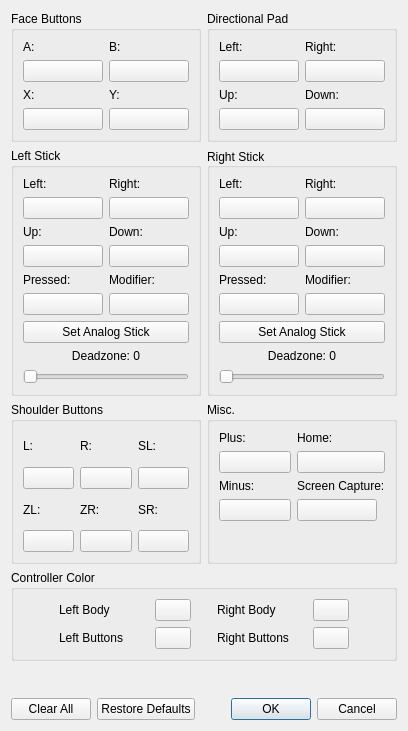
Before: the Qt Designer form src/yuzu/configuration/configure_input_player.ui in NastySpaghetti/yuzu, drawn with Qt 5.
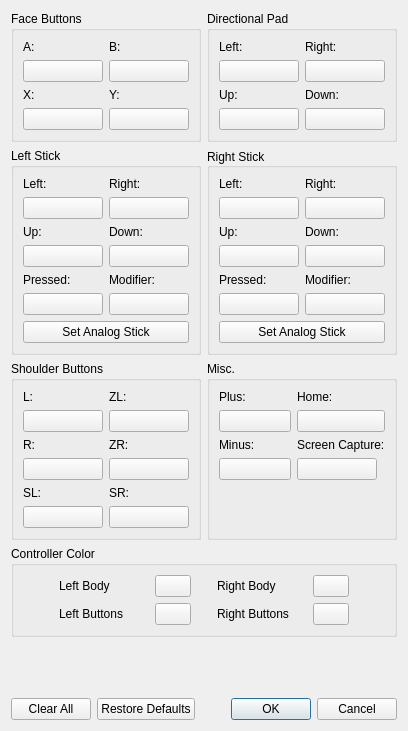
After: the same form once the commit is applied.

```diff
--- a/src/yuzu/configuration/configure_input_player.ui
+++ b/src/yuzu/configuration/configure_input_player.ui
@@ -170,44 +170,6 @@
           </item>
          </layout>
         </item>
-        <item row="4" column="0" colspan="2">
-         <layout class="QVBoxLayout" name="sliderRStickDeadzoneAndModifierVerticalLayout">
-          <item>
-           <layout class="QHBoxLayout" name="sliderRStickDeadzoneAndModifierHorizontalLayout">
-            <item>
-             <widget class="QLabel" name="labelRStickDeadzoneAndModifier">
-              <property name="text">
-               <string>Deadzone: 0</string>
-              </property>
-              <property name="alignment">
-               <enum>Qt::AlignHCenter</enum>
-              </property>
-             </widget>
-            </item>
-           </layout>
-          </item>
-          <item>
-           <widget class="QSlider" name="sliderRStickDeadzoneAndModifier">
-            <property name="orientation">
-             <enum>Qt::Horizontal</enum>
-            </property>
-           </widget>
-          </item>
-         </layout>
-        </item>
-        <item row="5" column="0">
-         <spacer name="RStick_verticalSpacer">
-          <property name="orientation">
-           <enum>Qt::Vertical</enum>
-          </property>
-          <property name="sizeHint" stdset="0">
-           <size>
-            <width>0</width>
-            <height>0</height>
-           </size>
-          </property>
-         </spacer>
-        </item>
        </layout>
       </widget>
      </item>
@@ -783,47 +745,6 @@
           </item>
          </layout>
         </item>
-        <item row="5" column="1" colspan="2">
-         <layout class="QVBoxLayout" name="sliderLStickDeadzoneAndModifierVerticalLayout">
-          <property name="sizeConstraint">
-           <enum>QLayout::SetDefaultConstraint</enum>
-          </property>
-          <item>
-           <layout class="QHBoxLayout" name="sliderLStickDeadzoneAndModifierHorizontalLayout">
-            <item>
-             <widget class="QLabel" name="labelLStickDeadzoneAndModifier">
-              <property name="text">
-               <string>Deadzone: 0</string>
-              </property>
-              <property name="alignment">
-               <enum>Qt::AlignHCenter</enum>
-              </property>
-             </widget>
-            </item>
-           </layout>
-          </item>
-          <item>
-           <widget class="QSlider" name="sliderLStickDeadzoneAndModifier">
-            <property name="orientation">
-             <enum>Qt::Horizontal</enum>
-            </property>
-           </widget>
-          </item>
-         </layout>
-        </item>
-        <item row="6" column="1">
-         <spacer name="LStick_verticalSpacer">
-          <property name="orientation">
-           <enum>Qt::Vertical</enum>
-          </property>
-          <property name="sizeHint" stdset="0">
-           <size>
-            <width>0</width>
-            <height>0</height>
-           </size>
-          </property>
-         </spacer>
-        </item>
        </layout>
       </widget>
      </item>
@@ -839,95 +760,7 @@
         <bool>false</bool>
        </property>
        <layout class="QGridLayout" name="gridLayout_3">
-        <item row="0" column="0">
-         <layout class="QVBoxLayout" name="buttonShoulderButtonsLVerticalLayout">
-          <item>
-           <layout class="QHBoxLayout" name="buttonShoulderButtonsLHorizontalLayout">
-            <item>
-             <widget class="QLabel" name="labelL">
-              <property name="text">
-               <string>L:</string>
-              </property>
-             </widget>
-            </item>
-           </layout>
-          </item>
-          <item>
-           <widget class="QPushButton" name="buttonL">
-            <property name="text">
-             <string/>
-            </property>
-           </widget>
-          </item>
-         </layout>
-        </item>
-        <item row="0" column="1">
-         <layout class="QVBoxLayout" name="buttonShoulderButtonsRVerticalLayout">
-          <item>
-           <layout class="QHBoxLayout" name="buttonShoulderButtonsRHorizontalLayout">
-            <item>
-             <widget class="QLabel" name="labelR">
-              <property name="text">
-               <string>R:</string>
-              </property>
-             </widget>
-            </item>
-           </layout>
-          </item>
-          <item>
-           <widget class="QPushButton" name="buttonR">
-            <property name="text">
-             <string/>
-            </property>
-           </widget>
-          </item>
-         </layout>
-        </item>
-        <item row="1" column="0">
-         <layout class="QVBoxLayout" name="buttonShoulderButtonsZLVerticalLayout">
-          <item>
-           <layout class="QHBoxLayout" name="buttonShoulderButtonsZLHorizontalLayout">
-            <item>
-             <widget class="QLabel" name="labelZL">
-              <property name="text">
-               <string>ZL:</string>
-              </property>
-             </widget>
-            </item>
-           </layout>
-          </item>
-          <item>
-           <widget class="QPushButton" name="buttonZL">
-            <property name="text">
-             <string/>
-            </property>
-           </widget>
-          </item>
-         </layout>
-        </item>
-        <item row="1" column="1">
-         <layout class="QVBoxLayout" name="buttonShoulderButtonsZRVerticalLayout">
-          <item>
-           <layout class="QHBoxLayout" name="buttonShoulderButtonsZRHorizontalLayout">
-            <item>
-             <widget class="QLabel" name="labelZR">
-              <property name="text">
-               <string>ZR:</string>
-              </property>
-             </widget>
-            </item>
-           </layout>
-          </item>
-          <item>
-           <widget class="QPushButton" name="buttonZR">
-            <property name="text">
-             <string/>
-            </property>
-           </widget>
-          </item>
-         </layout>
-        </item>
-        <item row="0" column="2">
+        <item row="3" column="0">
          <layout class="QVBoxLayout" name="buttonShoulderButtonsSLVerticalLayout">
           <item>
            <layout class="QHBoxLayout" name="buttonShoulderButtonsSLHorizontalLayout">
@@ -949,7 +782,29 @@
           </item>
          </layout>
         </item>
-        <item row="1" column="2">
+        <item row="2" column="1">
+         <layout class="QVBoxLayout" name="buttonShoulderButtonsZRVerticalLayout">
+          <item>
+           <layout class="QHBoxLayout" name="buttonShoulderButtonsZRHorizontalLayout">
+            <item>
+             <widget class="QLabel" name="labelZR">
+              <property name="text">
+               <string>ZR:</string>
+              </property>
+             </widget>
+            </item>
+           </layout>
+          </item>
+          <item>
+           <widget class="QPushButton" name="buttonZR">
+            <property name="text">
+             <string/>
+            </property>
+           </widget>
+          </item>
+         </layout>
+        </item>
+        <item row="3" column="1">
          <layout class="QVBoxLayout" name="buttonShoulderButtonsSRVerticalLayout">
           <item>
            <layout class="QHBoxLayout" name="buttonShoulderButtonsSRHorizontalLayout">
@@ -971,6 +826,72 @@
           </item>
          </layout>
         </item>
+        <item row="0" column="1">
+         <layout class="QVBoxLayout" name="buttonShoulderButtonsZLVerticalLayout">
+          <item>
+           <layout class="QHBoxLayout" name="buttonShoulderButtonsZLHorizontalLayout">
+            <item>
+             <widget class="QLabel" name="labelZL">
+              <property name="text">
+               <string>ZL:</string>
+              </property>
+             </widget>
+            </item>
+           </layout>
+          </item>
+          <item>
+           <widget class="QPushButton" name="buttonZL">
+            <property name="text">
+             <string/>
+            </property>
+           </widget>
+          </item>
+         </layout>
+        </item>
+        <item row="0" column="0">
+         <layout class="QVBoxLayout" name="buttonShoulderButtonsLVerticalLayout">
+          <item>
+           <layout class="QHBoxLayout" name="buttonShoulderButtonsLHorizontalLayout">
+            <item>
+             <widget class="QLabel" name="labelL">
+              <property name="text">
+               <string>L:</string>
+              </property>
+             </widget>
+            </item>
+           </layout>
+          </item>
+          <item>
+           <widget class="QPushButton" name="buttonL">
+            <property name="text">
+             <string/>
+            </property>
+           </widget>
+          </item>
+         </layout>
+        </item>
+        <item row="2" column="0">
+         <layout class="QVBoxLayout" name="buttonShoulderButtonsRVerticalLayout">
+          <item>
+           <layout class="QHBoxLayout" name="buttonShoulderButtonsRHorizontalLayout">
+            <item>
+             <widget class="QLabel" name="labelR">
+              <property name="text">
+               <string>R:</string>
+              </property>
+             </widget>
+            </item>
+           </layout>
+          </item>
+          <item>
+           <widget class="QPushButton" name="buttonR">
+            <property name="text">
+             <string/>
+            </property>
+           </widget>
+          </item>
+         </layout>
+        </item>
        </layout>
       </widget>
      </item>
```
